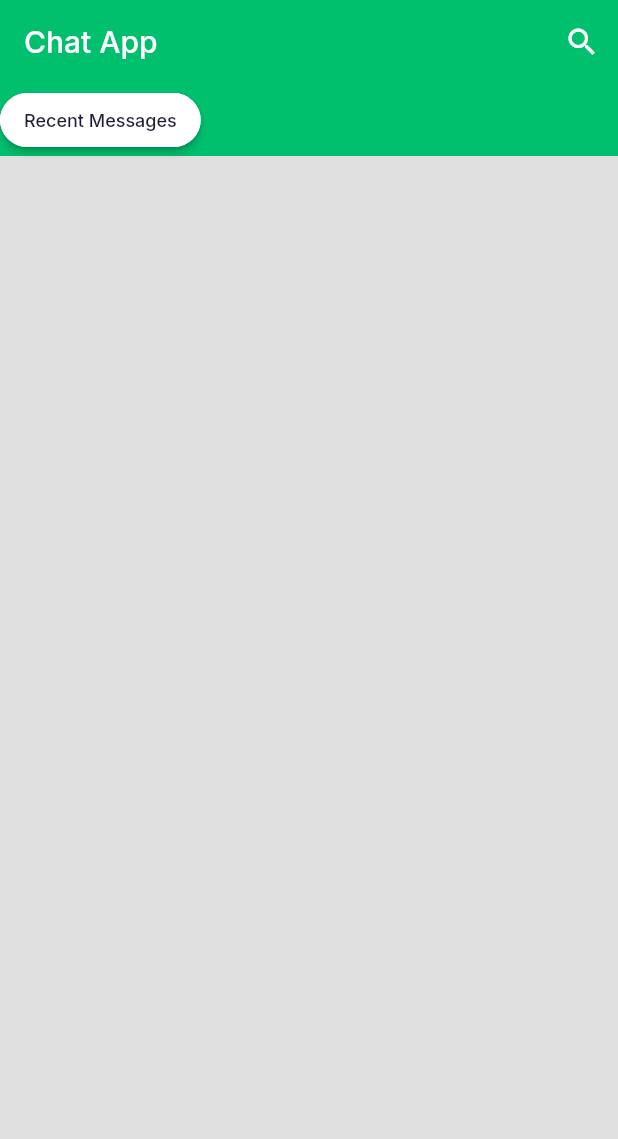
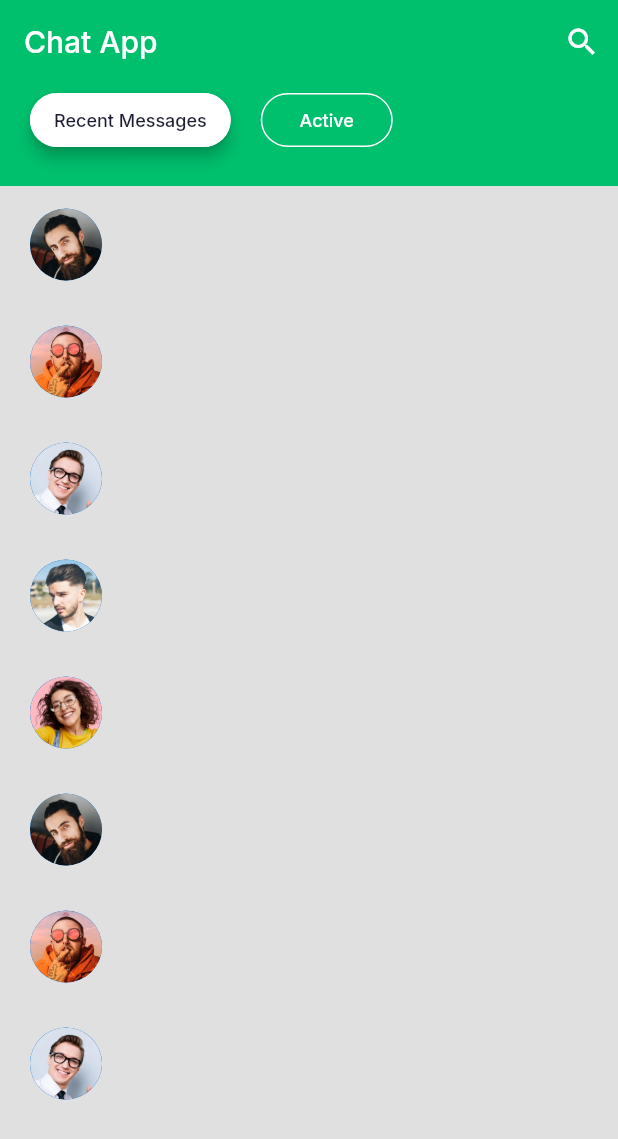
Before and after one commit to nirans2002/Chat-App, a Flutter app: the ChatScreen screen opened directly, on a phone screen of 412 x 824 dp. Shown: the top 1139 px of the screen. Run offline on Flutter 3.47's test engine with Material 2 defaults, Android fonts, the phone set to English and light mode, and no system bars; our stand-ins replace google_fonts.

Commit message:
chatscreen 1

```diff
--- a/lib/components/body.dart
+++ b/lib/components/body.dart
@@ -1,5 +1,6 @@
 import 'package:chatapp/components/filled_outline_button.dart';
 import 'package:chatapp/constants.dart';
+import 'package:chatapp/models/Chat.dart';
 import 'package:flutter/material.dart';
 
 class Body extends StatelessWidget {
@@ -8,6 +9,8 @@ class Body extends StatelessWidget {
     return Column(
       children: [
         Container(
+          padding: EdgeInsets.fromLTRB(
+              kDefaultPadding, 0, kDefaultPadding, kDefaultPadding),
           color: kPrimaryColor,
           child: Row(
             children: [
@@ -15,10 +18,46 @@ class Body extends StatelessWidget {
                 press: () {},
                 text: "Recent Messages",
               ),
+              SizedBox(width: kDefaultPadding),
+              FillOutlineButton(
+                press: () {},
+                text: "Active",
+                isFilled: false,
+              ),
             ],
+          ),
+        ),
+        Expanded(
+          child: ListView.builder(
+            itemCount: chatsData.length,
+            itemBuilder: (context, index) => ChatCard(chat: chatsData[index]),
           ),
         ),
       ],
     );
   }
 }
+
+class ChatCard extends StatelessWidget {
+  const ChatCard({
+    Key key,
+    this.chat,
+  }) : super(key: key);
+
+  final Chat chat;
+  @override
+  Widget build(BuildContext context) {
+    return Padding(
+      padding: const EdgeInsets.symmetric(
+          horizontal: kDefaultPadding, vertical: kDefaultPadding * 0.75),
+      child: Row(
+        children: [
+          CircleAvatar(
+            radius: 24,
+            backgroundImage: AssetImage(chat.image),
+          ),
+        ],
+      ),
+    );
+  }
+}
--- a/lib/components/filled_outline_button.dart
+++ b/lib/components/filled_outline_button.dart
@@ -21,6 +21,7 @@ class FillOutlineButton extends StatelessWidget {
         borderRadius: BorderRadius.circular(30),
         side: BorderSide(color: Colors.white),
       ),
+      elevation: isFilled ? 4 : 0,
       color: isFilled ? Colors.white : Colors.transparent,
       onPressed: press,
       child: Text(
```
